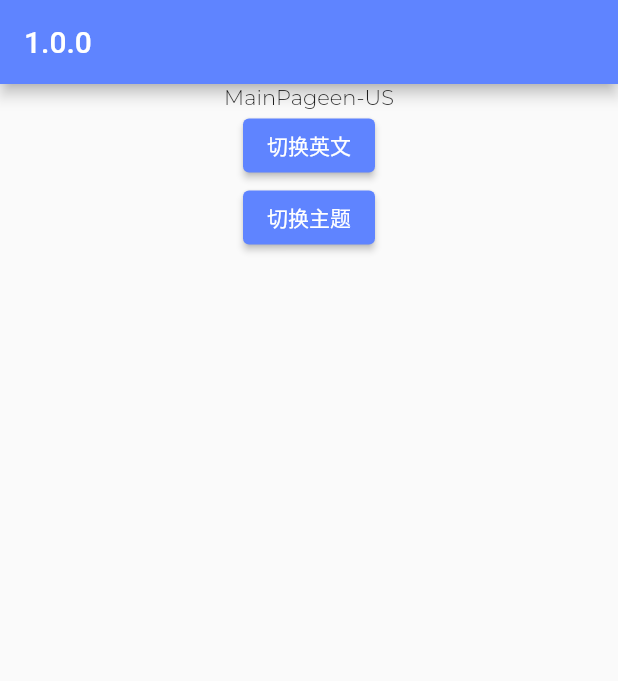
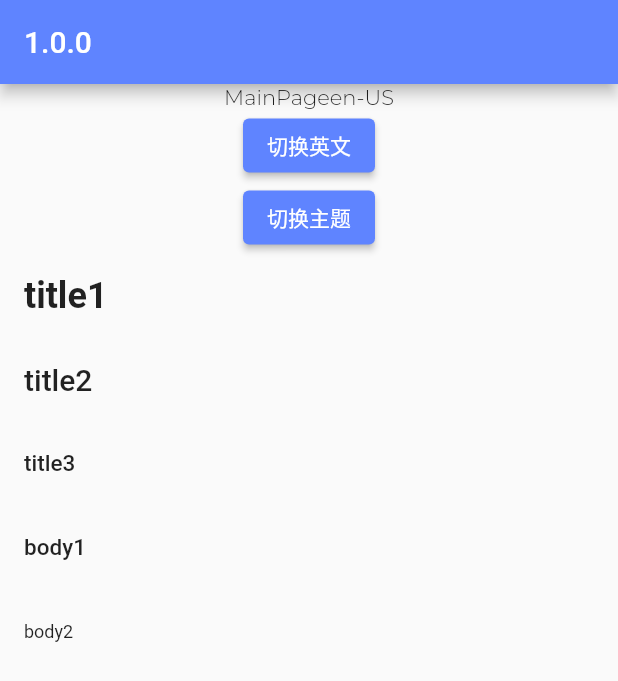
Before and after one commit to mjmandroid/flutter_woo_commerce_getx_learn, a Flutter app: the screen it shows after launch, on a phone screen of 412 x 824 dp. Shown: the top 681 px of the screen. Run offline on Flutter 3.47's test engine with Material 2 defaults, Android fonts, the phone set to English and light mode, and no system bars; our stand-ins replace dio, get, package_info_plus, shared_preferences.

Commit message:
[文字组件]

```diff
--- /dev/null
+++ b/lib/common/widgets/index.dart
@@ -0,0 +1,3 @@
+library index;
+
+export 'text.dart';
--- /dev/null
+++ b/lib/common/widgets/text.dart
@@ -0,0 +1,191 @@
+import 'package:flutter/material.dart';
+import 'package:flutter_woo_commerce_getx_learn/common/style/index.dart';
+
+class TextWidget extends StatelessWidget {
+  final String text;
+  final TextStyle? style;
+
+  final Color? color;
+
+  final double? size;
+
+  final FontWeight? weight;
+
+  final int? maxLines;
+
+  final bool? softWrap;
+
+  final TextOverflow? overflow;
+
+  final TextAlign? textAlign;
+
+  const TextWidget(
+      {Key? key,
+      required this.text,
+      this.style,
+      this.maxLines = 1,
+      this.softWrap = false,
+      this.color,
+      this.overflow = TextOverflow.clip,
+      this.size,
+      this.weight,
+      this.textAlign})
+      : super(key: key);
+
+  const TextWidget.title1(
+    this.text, {
+    Key? key,
+    this.maxLines = 1,
+    this.softWrap = false,
+    this.overflow = TextOverflow.clip,
+    this.color,
+    this.size,
+    this.weight,
+    this.textAlign,
+  })  : style = const TextStyle(fontSize: 24.0, fontWeight: FontWeight.bold),
+        super(key: key);
+
+  /// 文字 - 标题2
+  const TextWidget.title2(
+    this.text, {
+    Key? key,
+    this.maxLines = 1,
+    this.softWrap = false,
+    this.overflow = TextOverflow.clip,
+    this.color,
+    this.size,
+    this.weight,
+    this.textAlign,
+  })  : style = const TextStyle(
+          fontSize: 20,
+          fontWeight: FontWeight.w500,
+        ),
+        super(key: key);
+
+  /// 文字 - 标题3
+  const TextWidget.title3(
+    this.text, {
+    Key? key,
+    this.maxLines = 1,
+    this.softWrap = false,
+    this.overflow = TextOverflow.clip,
+    this.color,
+    this.size,
+    this.weight,
+    this.textAlign,
+  })  : style = const TextStyle(
+          fontSize: 15,
+          fontWeight: FontWeight.w500,
+        ),
+        super(key: key);
+
+  /// 文字 - 正文1
+  const TextWidget.body1(
+    this.text, {
+    Key? key,
+    this.maxLines = 1,
+    this.softWrap = false,
+    this.overflow = TextOverflow.clip,
+    this.color,
+    this.size,
+    this.weight,
+    this.textAlign,
+  })  : style = const TextStyle(
+          fontSize: 15,
+          fontWeight: FontWeight.w500,
+        ),
+        super(key: key);
+
+  /// 文字 - 正文2
+  const TextWidget.body2(
+    this.text, {
+    Key? key,
+    this.maxLines = 1,
+    this.softWrap = false,
+    this.overflow = TextOverflow.clip,
+    this.color,
+    this.size,
+    this.weight,
+    this.textAlign,
+  })  : style = const TextStyle(
+          fontSize: 12,
+          fontWeight: FontWeight.w400,
+        ),
+        super(key: key);
+
+  /// 文字 - 正文3
+  const TextWidget.body3(
+    this.text, {
+    Key? key,
+    this.maxLines = 1,
+    this.softWrap = false,
+    this.overflow = TextOverflow.clip,
+    this.color,
+    this.size,
+    this.weight,
+    this.textAlign,
+  })  : style = const TextStyle(
+          fontSize: 9,
+          fontWeight: FontWeight.w300,
+        ),
+        super(key: key);
+
+  /// 文字 - 按钮
+  TextWidget.button({
+    Key? key,
+    required this.text,
+    this.maxLines = 1,
+    this.softWrap = false,
+    this.overflow = TextOverflow.clip,
+    Color? color,
+    this.size,
+    this.weight,
+    this.textAlign,
+  })  : color = color ?? AppColors.secondary,
+        style = TextStyle(
+          fontSize: 14,
+          fontWeight: FontWeight.w500,
+          color: color,
+        ),
+        super(key: key);
+
+  /// 文字 - 导航
+  const TextWidget.navigation({
+    Key? key,
+    required this.text,
+    this.maxLines = 1,
+    this.softWrap = false,
+    this.overflow = TextOverflow.clip,
+    this.color,
+    this.size,
+    this.weight,
+    this.textAlign,
+  })  : style = const TextStyle(
+          fontSize: 24,
+          fontWeight: FontWeight.w700,
+        ),
+        super(key: key);
+  @override
+  Widget build(BuildContext context) {
+    if (text == "") {
+      return const SizedBox();
+    }
+    return Text(
+      text,
+      style: style?.copyWith(
+            color: color,
+            fontSize: size,
+            fontWeight: weight,
+          ) ??
+          TextStyle(
+            color: color,
+            fontSize: size,
+            fontWeight: weight,
+          ),
+      overflow: overflow,
+      maxLines: maxLines,
+      softWrap: softWrap,
+      textAlign: textAlign,
+    );
+  }
+}
--- a/lib/pages/system/main/main_view.dart
+++ b/lib/pages/system/main/main_view.dart
@@ -1,6 +1,7 @@
 import 'package:flutter/material.dart';
 import 'package:flutter_woo_commerce_getx_learn/common/i18n/index.dart';
 import 'package:flutter_woo_commerce_getx_learn/common/services/index.dart';
+import 'package:flutter_woo_commerce_getx_learn/common/widgets/index.dart';
 import 'package:get/get.dart';
 
 import 'main_controller.dart';
@@ -51,7 +52,22 @@ class _MainViewGetX extends GetView<MainController> {
             ConfigService.to.switchThemeModel();
           },
           child: Text("切换主题"),
-        )
+        ),
+        ListTile(
+          title: TextWidget.title1("title1"),
+        ),
+        ListTile(
+          title: TextWidget.title2("title2"),
+        ),
+        ListTile(
+          title: TextWidget.title3("title3"),
+        ),
+        ListTile(
+          title: TextWidget.body1("body1"),
+        ),
+        ListTile(
+          title: TextWidget.body2("body2"),
+        ),
       ],
     );
   }
```
